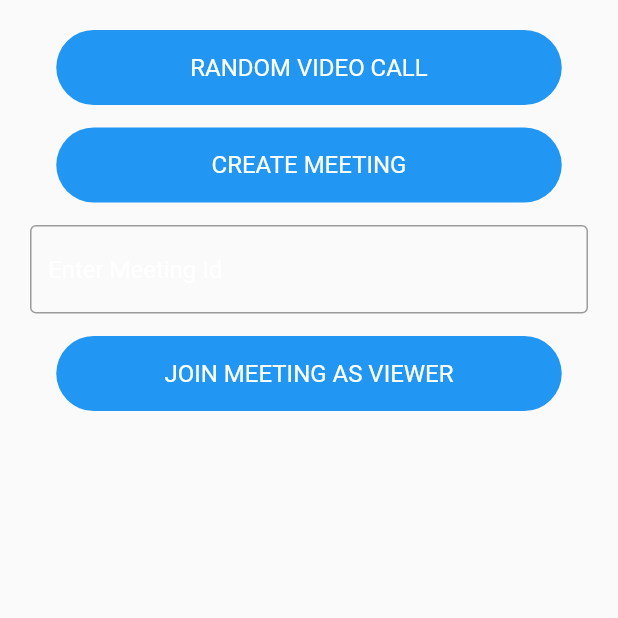
After one commit to mai-alaa/video, a Flutter app: the VideoCallLayout screen opened directly, on a phone screen of 412 x 824 dp, the top half of it. The commit adds this screen. Run offline on Flutter 3.47's test engine with Material 2 defaults, Android fonts, the phone set to English and light mode, and no system bars; our stand-ins replace bloc, cloud_firestore, firebase_auth, firebase_core, flutter_bloc, fluttertoast and 1 more; missing offline and left inert: flutter_vlc_player, videosdk; accounts and stored records are empty; Roboto replaces fonts that are missing (ZenDots).

Commit message:
second commit

```diff
--- a/lib/modules/home.dart
+++ b/lib/modules/home.dart
@@ -1,6 +1,7 @@
 import 'package:flutter/material.dart';
 import 'package:flutter_bloc/flutter_bloc.dart';
 import 'package:video_call_app/modules/sign/cubit/cubit.dart';
+import 'package:video_call_app/modules/videoCall/VideoLayout.dart';
 import 'package:video_call_app/modules/videoCall/ils_screen.dart';
 import 'package:video_call_app/shared/components/components.dart';
 import 'package:video_call_app/shared/cubit/states.dart';
@@ -23,7 +24,7 @@ class HomeScreen extends StatelessWidget {
             body: Center(
               child: defaultButton(
                   function: () {
-                    AppCubit.get(context).onCreateButtonPressed(context);
+                    navigateAndFinish(context, VideoCallLayout());
                   },
                   text: 'video call'),
             ),
--- /dev/null
+++ b/lib/modules/videoCall/VideoLayout.dart
@@ -0,0 +1,64 @@
+import 'package:flutter/cupertino.dart';
+import 'package:flutter/material.dart';
+import 'package:flutter_bloc/flutter_bloc.dart';
+import 'package:video_call_app/shared/components/components.dart';
+import 'package:video_call_app/shared/cubit/cubit.dart';
+import 'package:video_call_app/shared/cubit/states.dart';
+import 'package:videosdk/videosdk.dart';
+
+class VideoCallLayout extends StatelessWidget {
+  const VideoCallLayout({super.key});
+
+  @override
+  Widget build(BuildContext context) {
+    return BlocProvider(
+      create: (BuildContext context) => AppCubit(),
+      child: BlocConsumer<AppCubit, AppState>(
+        listener: (BuildContext context, state) {},
+        builder: (BuildContext context, Object? state) {
+          AppCubit cubit = AppCubit.get(context);
+          return Scaffold(
+            body: Padding(
+              padding: EdgeInsets.all(20),
+              child: Center(
+                child: Column(
+                  children: [
+                    defaultButton(
+                        function: () => AppCubit.get(context)
+                            .initiateRandomVideoCall(context),
+                        text: 'Random Video Call'),
+                    const SizedBox(
+                      height: 15.0,
+                    ),
+                    defaultButton(
+                        function: () => cubit.onCreateButtonPressed(context),
+                        text: 'Create Meeting'),
+                    const SizedBox(
+                      height: 15.0,
+                    ),
+                    TextField(
+                      style: const TextStyle(color: Colors.white),
+                      decoration: const InputDecoration(
+                        hintText: 'Enter Meeting Id',
+                        border: OutlineInputBorder(),
+                        hintStyle: TextStyle(color: Colors.white),
+                      ),
+                      controller: cubit.meetingIdController,
+                    ),
+                    const SizedBox(
+                      height: 15.0,
+                    ),
+                    defaultButton(
+                        function: () => AppCubit.get(context)
+                            .onJoinButtonPressed(context, Mode.CONFERENCE),
+                        text: 'Join Meeting as Viewer'),
+                  ],
+                ),
+              ),
+            ),
+          );
+        },
+      ),
+    );
+  }
+}
--- a/lib/shared/cubit/states.dart
+++ b/lib/shared/cubit/states.dart
@@ -1,3 +1,8 @@
 abstract class AppState {}
 
 class AppInitialState extends AppState {}
+
+class AppErrorState extends AppState {
+  late String error;
+  AppErrorState(this.error);
+}
```
Also changed, not shown: lib/main.dart (+1 -18 lines), lib/shared/cubit/cubit.dart (+100 -32 lines).
